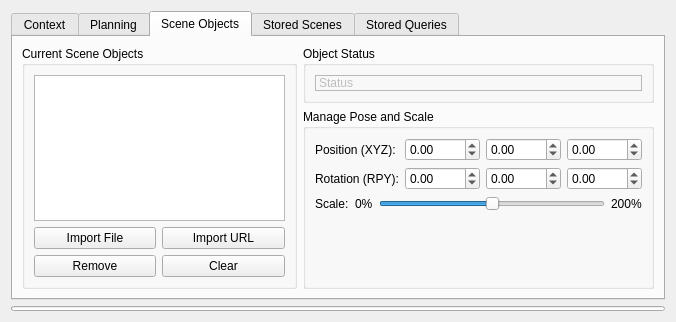
Qt form moveit_ros/visualization/motion_planning_rviz_plugin/src/ui/motion_planning_rviz_plugin_frame.ui (moveit/moveit) before a commit.
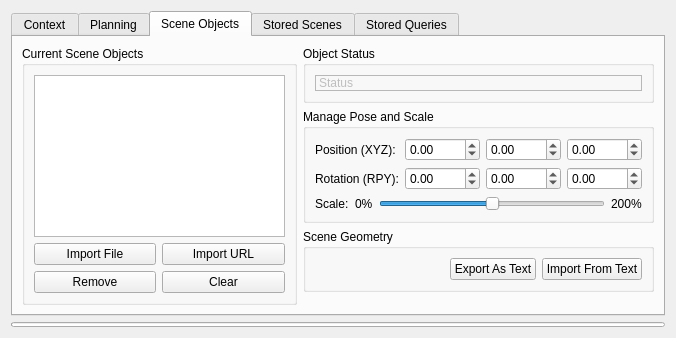
The same form after that commit. The open tabs and pages were chosen to show the change.

Commit message: add ability to import & export text representations of scenes

What changed in the file:
```diff
--- a/moveit_ros/visualization/motion_planning_rviz_plugin/src/ui/motion_planning_rviz_plugin_frame.ui
+++ b/moveit_ros/visualization/motion_planning_rviz_plugin/src/ui/motion_planning_rviz_plugin_frame.ui
@@ -7,7 +7,7 @@
     <x>0</x>
     <y>0</y>
     <width>676</width>
-    <height>322</height>
+    <height>338</height>
    </rect>
   </property>
   <property name="windowTitle">
@@ -511,53 +511,6 @@
        <string>Scene Objects</string>
       </attribute>
       <layout class="QGridLayout" name="gridLayout_4">
-       <item row="0" column="0" rowspan="2">
-        <widget class="QGroupBox" name="groupBox_8">
-         <property name="toolTip">
-          <string>Press Ctrl+C to duplicate an object</string>
-         </property>
-         <property name="title">
-          <string>Current Scene Objects</string>
-         </property>
-         <layout class="QGridLayout" name="gridLayout_8">
-          <item row="1" column="1">
-           <widget class="QPushButton" name="import_url_button">
-            <property name="text">
-             <string>Import URL</string>
-            </property>
-           </widget>
-          </item>
-          <item row="3" column="1">
-           <widget class="QPushButton" name="clear_scene_button">
-            <property name="text">
-             <string>Clear</string>
-            </property>
-           </widget>
-          </item>
-          <item row="3" column="0">
-           <widget class="QPushButton" name="remove_object_button">
-            <property name="text">
-             <string>Remove</string>
-            </property>
-           </widget>
-          </item>
-          <item row="0" column="0" colspan="2">
-           <widget class="QListWidget" name="collision_objects_list">
-            <property name="editTriggers">
-             <set>QAbstractItemView::DoubleClicked|QAbstractItemView::EditKeyPressed</set>
-            </property>
-           </widget>
-          </item>
-          <item row="1" column="0">
-           <widget class="QPushButton" name="import_file_button">
-            <property name="text">
-             <string>Import File</string>
-            </property>
-           </widget>
-          </item>
-         </layout>
-        </widget>
-       </item>
        <item row="0" column="1">
         <widget class="QGroupBox" name="groupBox_5">
          <property name="title">
@@ -739,18 +692,101 @@
             </item>
            </layout>
           </item>
+         </layout>
+        </widget>
+       </item>
+       <item row="2" column="1">
+        <widget class="QGroupBox" name="">
+         <property name="title">
+          <string>Scene Geometry</string>
+         </property>
+         <layout class="QHBoxLayout" name="horizontalLayout_14">
           <item>
-           <spacer name="verticalSpacer_4">
+           <spacer name="horizontalSpacer_2">
             <property name="orientation">
-             <enum>Qt::Vertical</enum>
+             <enum>Qt::Horizontal</enum>
             </property>
             <property name="sizeHint" stdset="0">
              <size>
-              <width>20</width>
-              <height>40</height>
+              <width>40</width>
+              <height>20</height>
              </size>
             </property>
            </spacer>
+          </item>
+          <item>
+           <widget class="QPushButton" name="export_scene_text_button">
+            <property name="text">
+             <string>Export As Text</string>
+            </property>
+           </widget>
+          </item>
+          <item>
+           <widget class="QPushButton" name="import_scene_text_button">
+            <property name="text">
+             <string>Import From Text</string>
+            </property>
+           </widget>
+          </item>
+         </layout>
+        </widget>
+       </item>
+       <item row="3" column="1">
+        <spacer name="verticalSpacer_4">
+         <property name="orientation">
+          <enum>Qt::Vertical</enum>
+         </property>
+         <property name="sizeHint" stdset="0">
+          <size>
+           <width>20</width>
+           <height>40</height>
+          </size>
+         </property>
+        </spacer>
+       </item>
+       <item row="0" column="0" rowspan="4">
+        <widget class="QGroupBox" name="groupBox_8">
+         <property name="toolTip">
+          <string>Press Ctrl+C to duplicate an object</string>
+         </property>
+         <property name="title">
+          <string>Current Scene Objects</string>
+         </property>
+         <layout class="QGridLayout" name="gridLayout_8">
+          <item row="1" column="1">
+           <widget class="QPushButton" name="import_url_button">
+            <property name="text">
+             <string>Import URL</string>
+            </property>
+           </widget>
+          </item>
+          <item row="3" column="1">
+           <widget class="QPushButton" name="clear_scene_button">
+            <property name="text">
+             <string>Clear</string>
+            </property>
+           </widget>
+          </item>
+          <item row="3" column="0">
+           <widget class="QPushButton" name="remove_object_button">
+            <property name="text">
+             <string>Remove</string>
+            </property>
+           </widget>
+          </item>
+          <item row="0" column="0" colspan="2">
+           <widget class="QListWidget" name="collision_objects_list">
+            <property name="editTriggers">
+             <set>QAbstractItemView::DoubleClicked|QAbstractItemView::EditKeyPressed</set>
+            </property>
+           </widget>
+          </item>
+          <item row="1" column="0">
+           <widget class="QPushButton" name="import_file_button">
+            <property name="text">
+             <string>Import File</string>
+            </property>
+           </widget>
           </item>
          </layout>
         </widget>
```
The commit also changes 3 other files.
